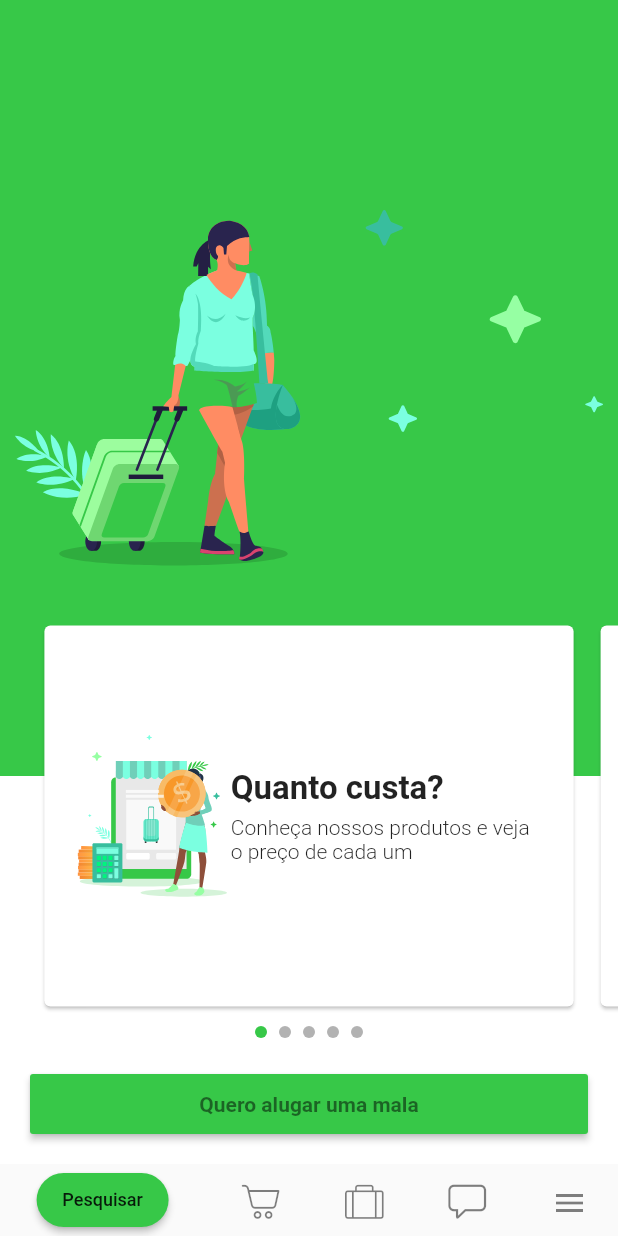
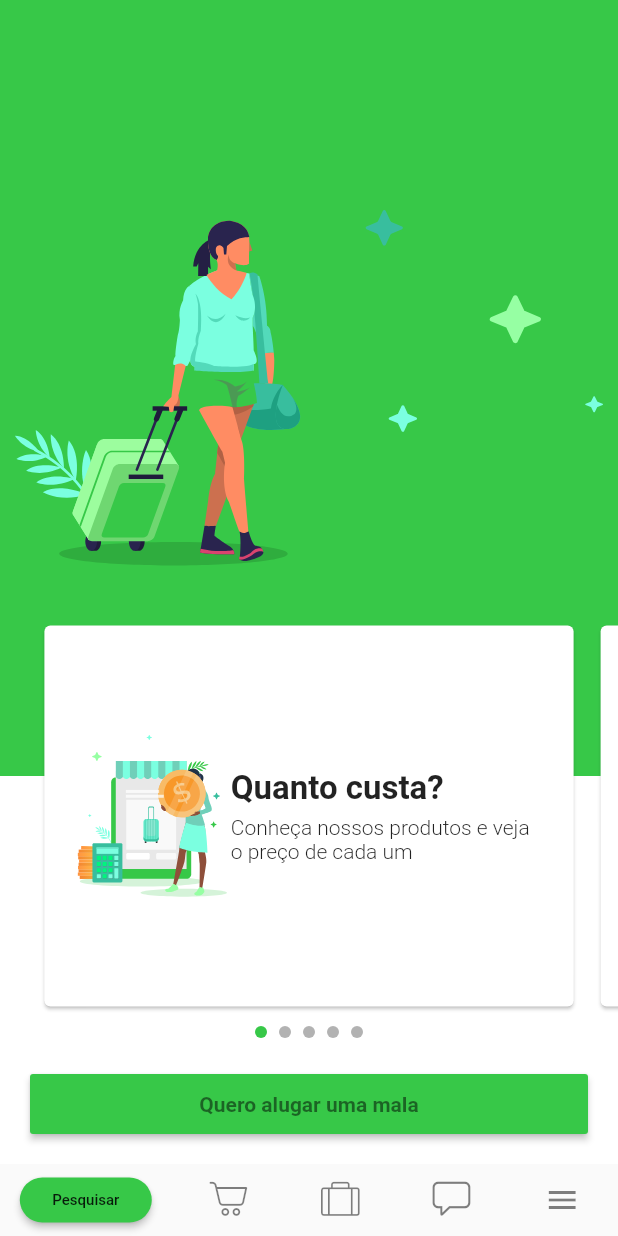
Before and after one commit to brunodarshan-zz/getmalas, a Flutter app: the HomeScreen screen opened directly, on a phone screen of 412 x 824 dp. Run offline on Flutter 3.47's test engine with Material 2 defaults, Android fonts, the phone set to English and light mode, and no system bars; our stand-ins replace flutter_svg.

Commit message:
change buttons appbarbottom

```diff
--- a/lib/screens/home.dart
+++ b/lib/screens/home.dart
@@ -17,22 +17,26 @@ class HomeScreen extends StatelessWidget {
           ContentLayer()
         ],
       ),
-      bottomNavigationBar: Flex(
-        direction: Axis.horizontal,
+      bottomNavigationBar: Row(
         mainAxisAlignment: MainAxisAlignment.spaceAround,
         mainAxisSize: MainAxisSize.min,
-        children: <Widget>[ RaisedButton(
-              child: Text('Pesquisar', style: TextStyle(fontSize: 12.0),),
-              color: AppColors.colorDefault,
-              onPressed: (){},
-              shape: RoundedRectangleBorder(
-                borderRadius: BorderRadius.circular(20.0)
-              ),
+        children: <Widget>[
+            ConstrainedBox(
+              constraints: BoxConstraints(maxHeight: 30.0),
+              child: RaisedButton(
+                        child: Text('Pesquisar', style: TextStyle(fontSize: 10.0),
+                        ),
+                        color: AppColors.colorDefault,
+                        onPressed: (){},
+                        shape: RoundedRectangleBorder(
+                          borderRadius: BorderRadius.circular(20.0)
+                        ),
+                      ),
             ),
-            IconButton(icon: GetMalasIcons.cart, onPressed: (){},),
-            IconButton(icon: GetMalasIcons.mala, onPressed: (){},),
-            IconButton(icon: GetMalasIcons.chat, onPressed: (){},),
-            IconButton(icon: Icons.menu, onPressed: (){},)
+            IconButton(icon: Icon(GetMalasIcons.cart), color: Color.fromRGBO(0, 0, 0, 0.5), onPressed: (){},),
+            IconButton(icon: Icon(GetMalasIcons.mala), color: Color.fromRGBO(0, 0, 0, 0.5), onPressed: (){},),
+            IconButton(icon: Icon(GetMalasIcons.chat), color: Color.fromRGBO(0, 0, 0, 0.5), onPressed: (){},),
+            IconButton(icon: Icon(Icons.menu), color: Color.fromRGBO(0, 0, 0, 0.5), onPressed: (){},)
         ],
       ),
     );
@@ -140,25 +144,3 @@ class BottomLayer extends StatelessWidget {
   }
 
 }
-
-class IconButton extends StatelessWidget {
-  final IconData icon;
-  final Function onPressed;
-  final color;
-
-  const IconButton({Key key, this.icon, this.onPressed, this.color = null}) : super(key: key);
-
-  @override
-  Widget build(BuildContext context) {
-    return GestureDetector(
-      child: ConstrainedBox(
-        constraints: BoxConstraints(
-          maxHeight: 20.0,
-          maxWidth: 20.0
-        ),
-        child: Icon(icon, color: (color != null) ? color :  Color.fromRGBO(0, 0, 0, 0.5)),
-      ),
-      onTap: onPressed,
-    );
-  }
-}
```
